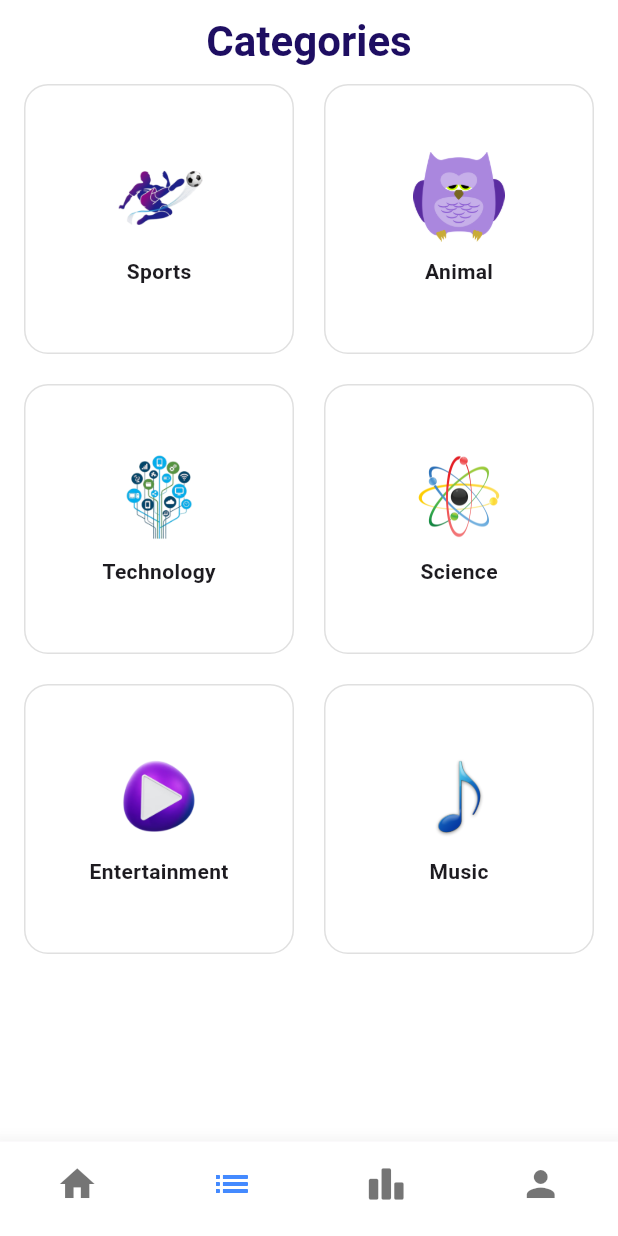
After one commit to Saurav-KumarSingh/Quizopia, a Flutter app: the screen it shows after launch, item 2 of the bottom bar chosen, on a phone screen of 412 x 824 dp. The commit adds this screen. Run offline on Flutter 3.47's test engine with Material 3 defaults, Android fonts, the phone set to English and light mode, and no system bars; our stand-ins replace font_awesome_flutter.

Commit message:
category and profile Ui added

```diff
--- a/lib/views/screens/bottom_nav.dart
+++ b/lib/views/screens/bottom_nav.dart
@@ -1,5 +1,8 @@
 import 'package:flutter/material.dart';
+import 'package:quizopia/views/screens/category_screen.dart';
 import 'package:quizopia/views/screens/home.dart';
+import 'package:quizopia/views/screens/leaderboard_screen.dart';
+import 'package:quizopia/views/screens/profile_screen.dart';
 
 class BottomNavScreen extends StatefulWidget {
   const BottomNavScreen({super.key});
@@ -13,9 +16,9 @@ class _BottomNavScreenState extends State<BottomNavScreen> {
 
   final List<Widget> pages = [
     HomeScreen(),
-    Center(child: Text('Cart')),
-    Center(child: Text('Category')),
-    Center(child: Text('Print')),
+    CategoriesScreen(),
+    LeaderboardScreen(),
+    ProfileScreen()
   ];
 
   @override
@@ -46,7 +49,7 @@ class _BottomNavScreenState extends State<BottomNavScreen> {
             label: '',
           ),
           BottomNavigationBarItem(
-            icon: Icon(Icons.dashboard),
+            icon: Icon(Icons.list_sharp,),
             label: '',
           ),
           BottomNavigationBarItem(
--- /dev/null
+++ b/lib/views/screens/category_screen.dart
@@ -0,0 +1,61 @@
+import 'package:flutter/material.dart';
+import 'package:quizopia/views/widgets/uihelper.dart';
+
+class CategoriesScreen extends StatelessWidget {
+  const CategoriesScreen({super.key});
+
+  final List<Map<String, String>> categories = const [
+    {'title': 'Sports', 'image': 'assets/images/sports.png'},
+    {'title': 'Animal', 'image': 'assets/images/animal.png'},
+    {'title': 'Technology', 'image': 'assets/images/tech.png'},
+    {'title': 'Science', 'image': 'assets/images/science.png'},
+    {'title': 'Entertainment', 'image': 'assets/images/entertainment.png'},
+    {'title': 'Music', 'image': 'assets/images/music.png'},
+  ];
+
+  @override
+  Widget build(BuildContext context) {
+    return Scaffold(
+      backgroundColor: Colors.white,
+      appBar: AppBar(
+        backgroundColor: Colors.white,
+        centerTitle: true,
+        elevation: 0,
+        title: const Text(
+          "Categories",
+          style: TextStyle(
+            fontSize: 28,
+            fontWeight: FontWeight.bold,
+            color: Color(0xFF1E0E62),
+          ),
+        ),
+      ),
+
+      body: SafeArea(
+        child: Column(
+          children: [
+            // Grid of categories
+            Expanded(
+              child: Padding(
+                padding: const EdgeInsets.symmetric(horizontal: 16),
+                child: GridView.builder(
+                  itemCount: categories.length,
+                  gridDelegate: const SliverGridDelegateWithFixedCrossAxisCount(
+                    crossAxisCount: 2,
+                    mainAxisSpacing: 20,
+                    crossAxisSpacing: 20,
+                    childAspectRatio: 1,
+                  ),
+                  itemBuilder: (context, index) {
+                    final category = categories[index];
+                    return UiHelper.categoryCard(category['title']!, category['image']!);
+                  },
+                ),
+              ),
+            ),
+          ],
+        ),
+      ),
+    );
+  }
+}
--- a/lib/views/screens/splash_screen.dart
+++ b/lib/views/screens/splash_screen.dart
@@ -1,6 +1,5 @@
 import 'package:flutter/material.dart';
 import 'package:quizopia/views/screens/bottom_nav.dart';
-import 'package:quizopia/views/screens/home.dart';
 
 
 class SplashScreen extends StatefulWidget {
--- a/lib/views/widgets/uihelper.dart
+++ b/lib/views/widgets/uihelper.dart
@@ -111,4 +111,109 @@ class UiHelper {
       ),
     );
   }
+
+  static Widget custom_podiumUser(String rank, String name, String points, String imagePath, {bool isFirst = false}) {
+    return Column(
+      children: [
+        Container(
+          padding: const EdgeInsets.all(8),
+          decoration: BoxDecoration(
+            borderRadius: BorderRadius.circular(18),
+            border: Border.all(color: Colors.grey.shade300),
+            color: isFirst ? Colors.white : Colors.grey.shade100,
+          ),
+          child: Column(
+            children: [
+              CircleAvatar(
+                backgroundImage: AssetImage(imagePath),
+                radius: 34,
+              ),
+              const SizedBox(height: 8),
+              Text(name, style: const TextStyle(fontWeight: FontWeight.bold)),
+              Text("$points points", style: const TextStyle(fontSize: 12, color: Colors.black54)),
+            ],
+          ),
+        ),
+        const SizedBox(height: 4),
+        Text(rank, style: TextStyle(fontWeight: FontWeight.bold, color: Colors.deepPurple)),
+      ],
+    );
+  }
+
+  static Widget customrankedUser(
+      String rank,
+      String name,
+      String points, {
+        bool isCurrentUser = false,
+      }) {
+    return Container(
+      margin: const EdgeInsets.symmetric(vertical: 6, horizontal: 4),
+      padding: const EdgeInsets.symmetric(horizontal: 16, vertical: 14),
+      decoration: BoxDecoration(
+        color: isCurrentUser ? Colors.deepPurple.shade50 : Colors.white,
+        borderRadius: BorderRadius.circular(16),
+        border: Border.all(
+          color: isCurrentUser ? Colors.deepPurple : Colors.grey.shade300,
+          width: isCurrentUser ? 2 : 1,
+        ),
+        boxShadow: [
+          BoxShadow(
+            color: Colors.black.withOpacity(0.025),
+            blurRadius: 6,
+            offset: const Offset(0, 3),
+          ),
+        ],
+      ),
+      child: Row(
+        children: [
+          Text(
+            rank,
+            style: TextStyle(
+              fontWeight: FontWeight.bold,
+              fontSize: 17,
+              color: isCurrentUser ? Colors.deepPurple : Colors.black87,
+            ),
+          ),
+          const SizedBox(width: 14),
+
+          // Avatar
+          const CircleAvatar(
+            radius: 22,
+            backgroundColor: Colors.deepPurple,
+            child: Icon(Icons.person, color: Colors.white, size: 20),
+          ),
+          const SizedBox(width: 14),
+
+          // Name
+          Expanded(
+            child: Text(
+              name,
+              overflow: TextOverflow.ellipsis,
+              style: TextStyle(
+                fontWeight: FontWeight.w600,
+                fontSize: 16,
+                color: isCurrentUser ? Colors.deepPurple : Colors.black87,
+              ),
+            ),
+          ),
+
+          // Points
+          Row(
+            children: [
+              const Icon(Icons.star_rounded, color: Colors.amber, size: 20),
+              const SizedBox(width: 4),
+              Text(
+                "$points pts",
+                style: const TextStyle(
+                  fontWeight: FontWeight.w600,
+                  fontSize: 14,
+                ),
+              ),
+            ],
+          ),
+        ],
+      ),
+    );
+  }
+
 }
```
Also changed, not shown: lib/views/screens/leaderboard_screen.dart (added, +76 -0 lines), lib/views/screens/profile_screen.dart (added, +109 -0 lines), assets/images/animal.png (added), assets/images/entertainment.png (added), lib/views/screens/question_screen.dart (added).
